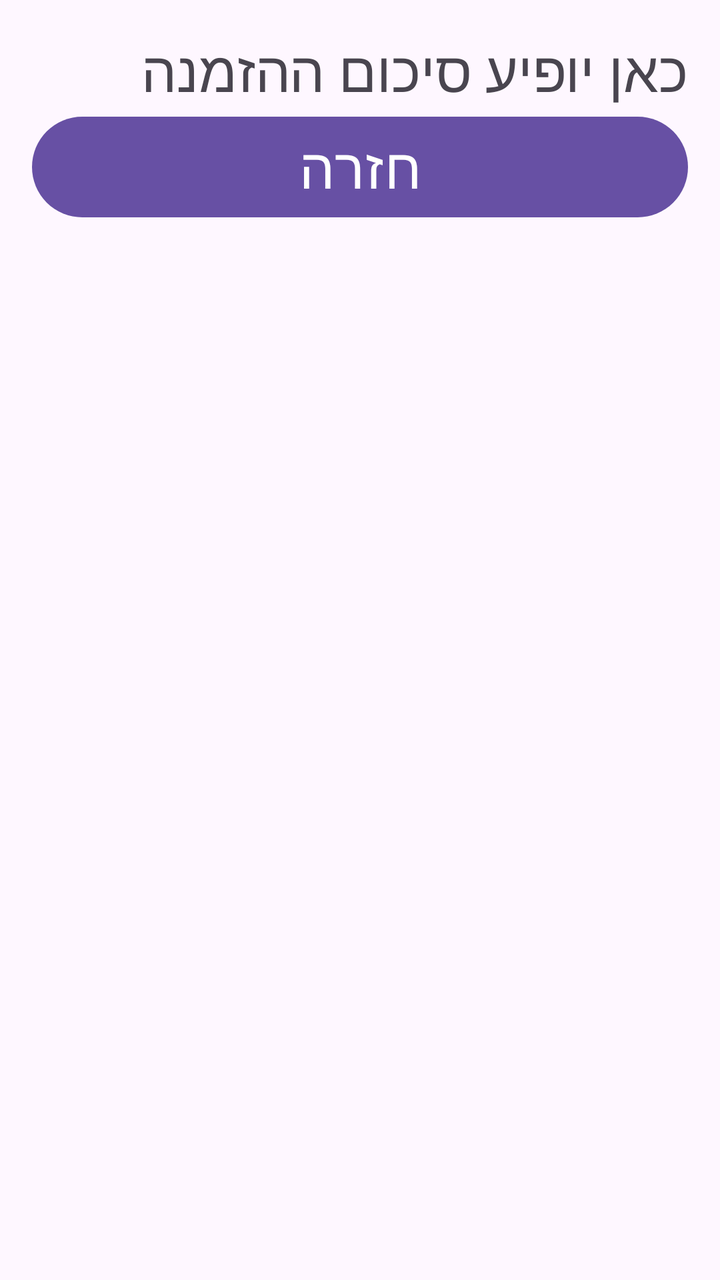
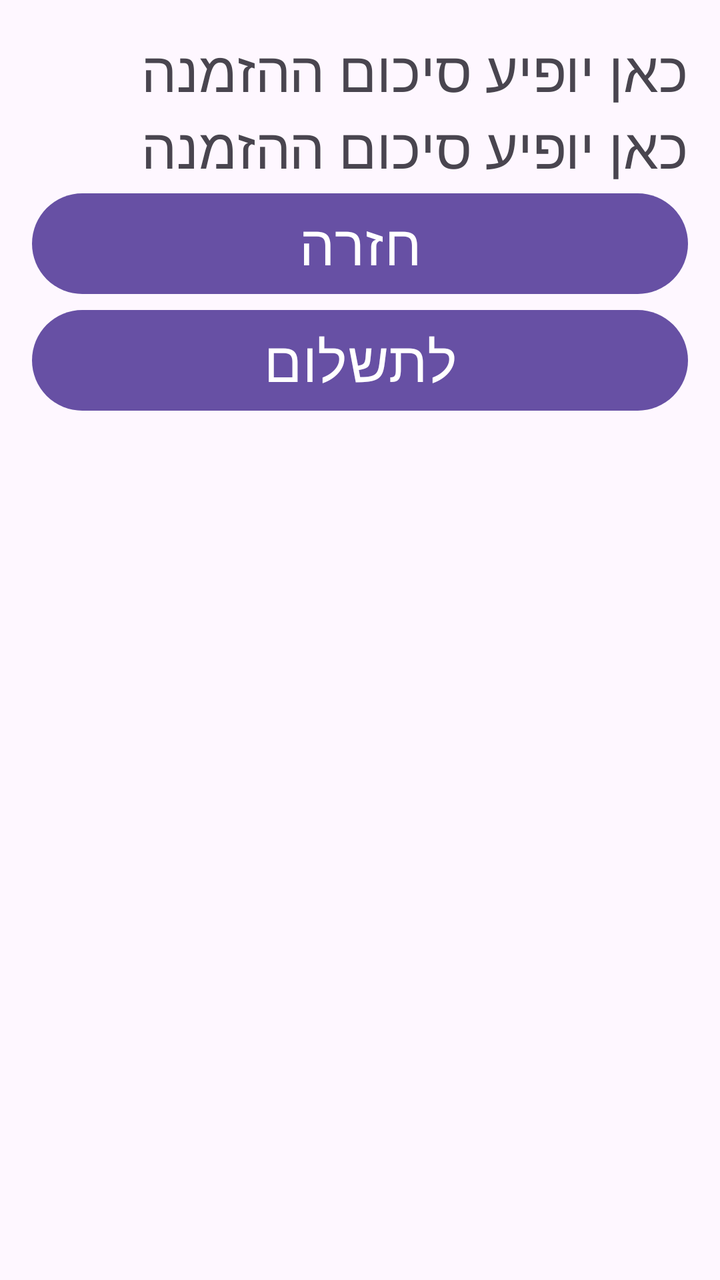

An Android layout rendered at two revisions. The XML below is the earlier revision; the diff shows what the commit changed to produce the second picture.
<!-- AndroidManifest.xml: application theme Theme.PizzaOrder -->
<!-- res/layout/activity_summary.xml -->
<?xml version="1.0" encoding="utf-8"?>
<LinearLayout xmlns:android="http://schemas.android.com/apk/res/android"
    android:id="@+id/main"
    android:layout_width="match_parent"
    android:layout_height="match_parent"
    android:orientation="vertical"
    android:padding="16dp">

    

    <TextView
        android:id="@+id/tvSummary"
        android:layout_width="match_parent"
        android:layout_height="wrap_content"
        android:text="כאן יופיע סיכום ההזמנה"
        android:textSize="28sp" />

    <RadioGroup
        android:layout_width="match_parent"
        android:layout_height="match_parent"
        android:id="@+id/rgd"
        android:orientation="vertical">

        <Button
            android:id="@+id/btnBack"
            android:layout_width="match_parent"
            android:layout_height="wrap_content"
            android:textSize="28sp"
            android:text="חזרה" />
    </RadioGroup>

    <Button
        android:id="@+id/btnBack"
        android:layout_width="match_parent"
        android:layout_height="wrap_content"
        android:textSize="28sp"
        android:text="חזרה" />
</LinearLayout>
<!-- resources referenced by this layout -->
<resources>
  <style name="Theme.PizzaOrder" parent="Base.Theme.PizzaOrder" />
  <style name="Base.Theme.PizzaOrder" parent="Theme.Material3.DayNight.NoActionBar">
          
          
      </style>
</resources>

<!-- the commit's change to res/layout/activity_summary.xml (unified diff, before → after) -->
@@ -15,6 +15,13 @@
         android:text="כאן יופיע סיכום ההזמנה"
         android:textSize="28sp" />
 
+    <TextView
+        android:id="@+id/tvPrice"
+        android:layout_width="match_parent"
+        android:layout_height="wrap_content"
+        android:text="כאן יופיע סיכום ההזמנה"
+        android:textSize="28sp" />
+
     <RadioGroup
         android:layout_width="match_parent"
         android:layout_height="match_parent"
@@ -27,12 +34,14 @@
             android:layout_height="wrap_content"
             android:textSize="28sp"
             android:text="חזרה" />
+
+        <Button
+            android:id="@+id/btnPayment"
+            android:layout_width="match_parent"
+            android:layout_height="wrap_content"
+            android:textSize="28sp"
+            android:text="לתשלום" />
     </RadioGroup>
 
-    <Button
-        android:id="@+id/btnBack"
-        android:layout_width="match_parent"
-        android:layout_height="wrap_content"
-        android:textSize="28sp"
-        android:text="חזרה" />
+
 </LinearLayout>
